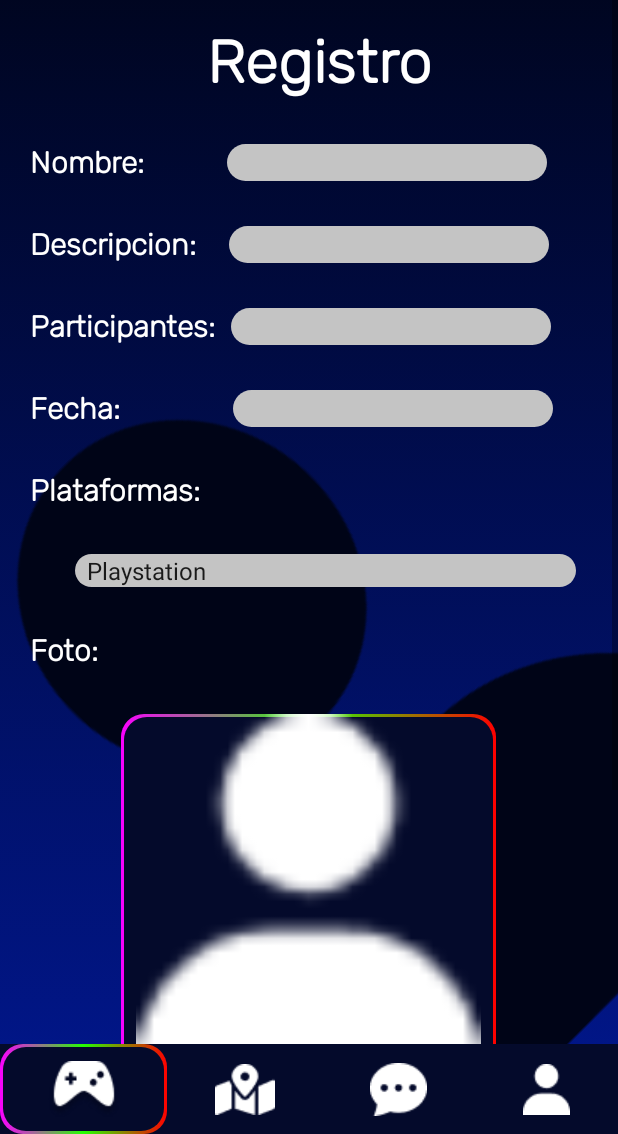
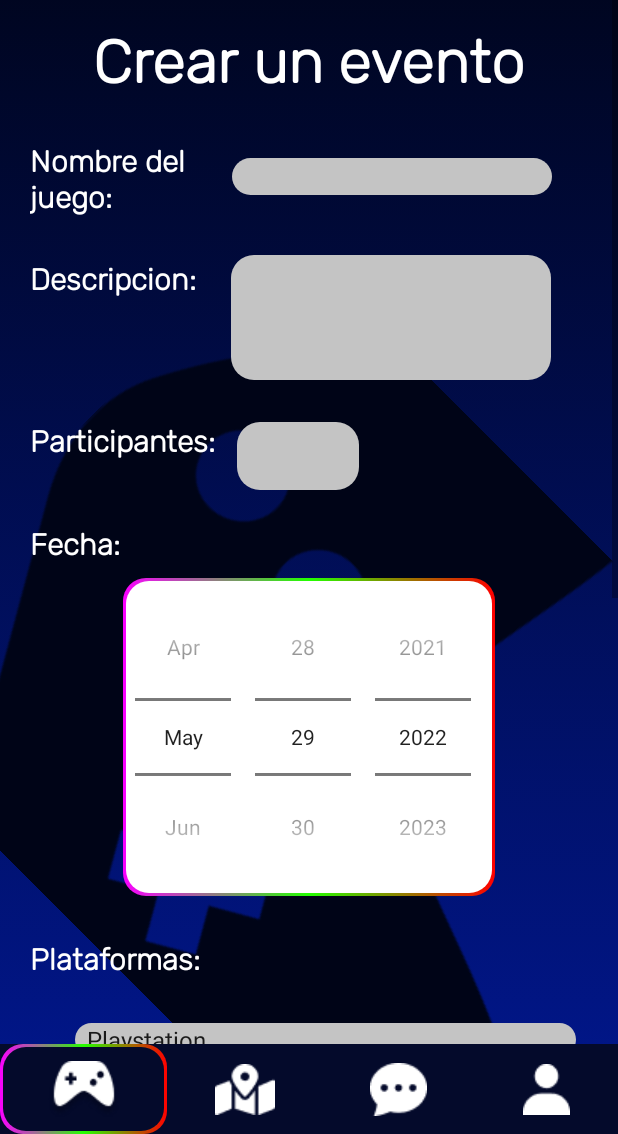
Before and after one commit to IntroCompuMovil202210J/Saturn, an Android app: the CrearEventoActivity screen opened directly, with no data from a screen before it, on a phone screen of 412 x 824 dp, the part 102-1236 px from its top. Run offline under Robolectric (Android 15) with nearby library versions, the phone set to English and light mode, and no system bars; our stand-ins replace Firebase (no records; nobody signed in at launch, a user with empty details on screens opened directly).

Commit message:
Creacion de eventos

```diff
--- a/app/src/main/java/com/example/saturn/CrearEventoActivity.kt
+++ b/app/src/main/java/com/example/saturn/CrearEventoActivity.kt
@@ -1,21 +1,71 @@
 package com.example.saturn
 
+import android.app.DatePickerDialog
 import android.content.Intent
+import android.net.Uri
 import androidx.appcompat.app.AppCompatActivity
 import android.os.Bundle
-import android.widget.Button
-import android.widget.ImageButton
+import android.widget.*
+import com.google.firebase.auth.FirebaseAuth
+import com.google.firebase.auth.FirebaseUser
+import com.google.firebase.auth.UserProfileChangeRequest
+import com.google.firebase.database.DatabaseReference
+import com.google.firebase.database.FirebaseDatabase
+import com.google.firebase.storage.FirebaseStorage
+import com.google.firebase.storage.StorageReference
+import kotlinx.android.synthetic.main.activity_evento.*
+import java.util.*
 
 class CrearEventoActivity : AppCompatActivity() {
+
+    private val PATH_USERS:String ="users/"
+    private val PATH_IMGES:String ="images/profile/"
+    private lateinit var mStorageRef : StorageReference
+    private lateinit var storage: FirebaseStorage
+    private lateinit var database : FirebaseDatabase
+    private lateinit var myRef : DatabaseReference
+    private lateinit var mAuth : FirebaseAuth
+    private lateinit var imageUri: Uri
+
+
+    private lateinit var nameGame:TextView
+    private lateinit var description :TextView
+    private lateinit var participants :TextView
+    private lateinit var date : String
+    private lateinit var plataform : Spinner
+    private lateinit var btnBuscarImg: Button
+    private lateinit var btnCrear:Button
+
+
+    private lateinit var month: String
+    private lateinit var day: String
+    private lateinit var year: String
+    private lateinit var datePicker : DatePicker
+    private val today = Calendar.getInstance()
+
+
     override fun onCreate(savedInstanceState: Bundle?) {
         super.onCreate(savedInstanceState)
         setContentView(R.layout.activity_crear_evento)
+
 
         val btnmap = findViewById<ImageButton>(R.id.mapa)
         val btnchats = findViewById<ImageButton>(R.id.chats)
         val btnperfil = findViewById<ImageButton>(R.id.persona)
         val btnhome = findViewById<ImageButton>(R.id.arcade)
+
         var btncancelar = findViewById<Button>(R.id.back)
+
+        datePicker = findViewById(R.id.datePicker)
+        btnCrear = findViewById(R.id.next)
+        btnBuscarImg= findViewById(R.id.buscarIma)
+        plataform =findViewById(R.id.plataformas)
+        participants = findViewById(R.id.editParticipantes)
+        description = findViewById(R.id.editDescripcion)
+        nameGame = findViewById(R.id.editNombre)
+
+
+        datePickerInitializr()
 
 
         btnhome.setOnClickListener{
@@ -42,5 +92,74 @@ class CrearEventoActivity : AppCompatActivity() {
             var intent = Intent(this, homeActivity::class.java)
             startActivity(intent);
         }
+
     }
+
+    private fun datePickerInitializr(){
+
+        datePicker.init(today.get(Calendar.YEAR), today.get(Calendar.MONTH), today.get(Calendar.DAY_OF_MONTH)
+        ) { view, yearNumber, monthNumber, dayNumber ->
+            var monthNum = monthNumber + 1
+            month = monthNum.toString()
+            day = dayNumber.toString()
+            year=yearNumber.toString()
+        }
+    }
+
+    private fun revizar():Boolean {
+        if (!nameGame.text.isEmpty()) {
+            if (!description.text.isEmpty()) {
+                if (!participants.text.isEmpty() && participants.text != "0") {
+                    if (Integer.parseInt(month) >= today.get(Calendar.MONTH) && Integer.parseInt(day) >= today.get(
+                            Calendar.DAY_OF_MONTH
+                        ) && Integer.parseInt(year) >= today.get(Calendar.YEAR)
+                    ) {
+                        return true
+                    } else {
+                        val toast = Toast.makeText(
+                            this,
+                            "Ingresa una fecha valida por favor",
+                            Toast.LENGTH_SHORT
+                        ).show()
+                    }
+                } else {
+                    participants.error = "Requerido"
+                }
+             } else {
+                description.error = "Requerido"
+            }
+        }else{
+            nameGame.error = "Requerido"
+        }
+        return false
+    }
+
+
+    private fun registrarEvento(){
+
+
+        var user : FirebaseUser? = mAuth.currentUser
+        if(user!=null){
+            var UserProfileBuilder: UserProfileChangeRequest.Builder = UserProfileChangeRequest.Builder()
+            var mEvento:Evento = Evento()
+
+            mEvento.nombre=nameGame.text.toString()
+            mEvento.descripcion=description.text.toString()
+            mEvento.fecha=date
+            mEvento.participantes=Integer.parseInt(participants.text.toString())
+            mEvento.plataforma = plataform.selectedItem.toString()
+
+            var imageUID:String = UUID.randomUUID().toString()
+
+
+            var ref:StorageReference = mStorageRef.child(PATH_IMGES+imageUID)
+            var imagePath :String =imageUri.path.toString()
+            ref.putFile(imageUri)
+            mEvento.imageUri=imageUID
+
+
+         }
+    }
+
+
 }
--- /dev/null
+++ b/app/src/main/res/drawable/whitebackground.xml
@@ -0,0 +1,29 @@
+<?xml version="1.0" encoding="utf-8"?>
+<layer-list xmlns:android="http://schemas.android.com/apk/res/android" >
+    <item>
+        <shape >
+            <corners android:radius="15dp" />
+            <gradient
+                android:startColor="@color/pink"
+                android:centerColor="@color/green"
+                android:endColor="@color/red"
+                android:type="linear"
+                />
+            <size android:height="24dp"
+                android:width="24dp" />
+        </shape>
+    </item>
+
+    <item
+
+        android:bottom="2dp"
+        android:left="2dp"
+        android:right="2dp"
+        android:top="2dp">
+        <shape>
+            <corners android:radius="15dp" />
+            <solid android:color="@color/white" />
+        </shape>
+    </item>
+
+</layer-list>
--- a/app/src/main/res/layout/activity_crear_evento.xml
+++ b/app/src/main/res/layout/activity_crear_evento.xml
@@ -13,7 +13,7 @@
         android:layout_height="531dp"
         android:layout_gravity="bottom"
         android:rotation="-45"
-        app:srcCompat="@drawable/vector" />
+        app:srcCompat="@drawable/control_rotado" />
 
     <ScrollView
         android:layout_width="match_parent"
@@ -41,25 +41,24 @@
                 android:layout_width="wrap_content"
                 android:layout_height="wrap_content"
                 android:layout_below="@id/marca"
-                android:layout_alignParentEnd="true"
+                android:layout_centerHorizontal="true"
                 android:layout_marginTop="17dp"
-                android:layout_marginEnd="125dp"
                 android:fontFamily="@font/rubik_variable_wght"
                 android:gravity="center"
-                android:text="@string/registro"
+                android:text="@string/crear_un_evento"
                 android:textColor="@color/white"
                 android:textSize="40sp"
                 android:textStyle="bold" />
 
             <TextView
                 android:id="@+id/laNombre"
-                android:layout_width="wrap_content"
-                android:layout_height="wrap_content"
+                android:layout_width="113dp"
+                android:layout_height="48dp"
                 android:layout_below="@id/registro"
                 android:layout_marginStart="20dp"
                 android:layout_marginTop="30dp"
                 android:fontFamily="@font/rubik_variable_wght"
-                android:text="@string/nombre"
+                android:text="@string/Nombre_del_juego"
                 android:textColor="@color/white"
                 android:textSize="20sp"
                 android:textStyle="bold" />
@@ -83,7 +82,7 @@
                 android:layout_height="wrap_content"
                 android:layout_below="@id/laDescripcion"
                 android:layout_marginStart="20dp"
-                android:layout_marginTop="30dp"
+                android:layout_marginTop="83dp"
                 android:fontFamily="@font/rubik_variable_wght"
                 android:text="@string/participantes"
                 android:textColor="@color/white"
@@ -96,7 +95,7 @@
                 android:layout_height="wrap_content"
                 android:layout_below="@id/laParticipantes"
                 android:layout_marginStart="20dp"
-                android:layout_marginTop="30dp"
+                android:layout_marginTop="44dp"
                 android:fontFamily="@font/rubik_variable_wght"
                 android:text="@string/fecha"
                 android:textColor="@color/white"
@@ -107,7 +106,7 @@
                 android:id="@+id/laPlataformas"
                 android:layout_width="wrap_content"
                 android:layout_height="wrap_content"
-                android:layout_below="@id/laFecha"
+                android:layout_below="@id/datePicker"
                 android:layout_marginStart="20dp"
                 android:layout_marginTop="30dp"
                 android:fontFamily="@font/rubik_variable_wght"
@@ -121,8 +120,8 @@
                 android:layout_width="wrap_content"
                 android:layout_height="wrap_content"
                 android:layout_below="@id/registro"
-                android:layout_marginStart="55dp"
-                android:layout_marginTop="30dp"
+                android:layout_marginStart="21dp"
+                android:layout_marginTop="39dp"
                 android:layout_toEndOf="@id/laNombre"
                 android:background="@drawable/normalradius"
                 android:ems="10"
@@ -131,37 +130,38 @@
             <EditText
                 android:id="@+id/editDescripcion"
                 android:layout_width="wrap_content"
-                android:layout_height="wrap_content"
+                android:layout_height="83dp"
                 android:layout_below="@id/editNombre"
-                android:layout_marginStart="22dp"
-                android:layout_marginTop="30dp"
+                android:layout_marginStart="23dp"
+                android:layout_marginTop="40dp"
                 android:layout_toEndOf="@id/laDescripcion"
                 android:background="@drawable/normalradius"
                 android:ems="10" />
 
             <EditText
                 android:id="@+id/editParticipantes"
-                android:layout_width="wrap_content"
-                android:layout_height="wrap_content"
+                android:layout_width="81dp"
+                android:layout_height="45dp"
                 android:layout_below="@id/editDescripcion"
-                android:layout_marginStart="10dp"
-                android:layout_marginTop="30dp"
+                android:layout_marginStart="14dp"
+                android:layout_marginTop="28dp"
                 android:layout_toEndOf="@id/laParticipantes"
                 android:background="@drawable/normalradius"
                 android:ems="10"
                 android:inputType="number" />
 
-            <EditText
-                android:id="@+id/editNick"
+
+            <DatePicker
+                android:id="@+id/datePicker"
                 android:layout_width="wrap_content"
                 android:layout_height="wrap_content"
-                android:layout_below="@id/editParticipantes"
-                android:layout_marginStart="75dp"
-                android:layout_marginTop="30dp"
-                android:layout_toEndOf="@id/laFecha"
-                android:background="@drawable/normalradius"
-                android:ems="10"
-                android:inputType="textPersonName" />
+                android:layout_below="@+id/laFecha"
+                android:layout_centerHorizontal="true"
+                android:layout_marginTop="10dp"
+                android:background="@drawable/whitebackground"
+                android:calendarTextColor="@color/white"
+                android:calendarViewShown="false"
+                android:datePickerMode="spinner" />
 
             <Spinner
                 android:id="@+id/plataformas"
@@ -178,7 +178,6 @@
                 android:layout_width="200dp"
                 android:layout_height="wrap_content"
                 android:layout_below="@id/buscarIma"
-                android:layout_alignParentEnd="true"
                 android:layout_centerHorizontal="true"
                 android:layout_marginTop="43dp"
                 android:layout_marginEnd="98dp"
--- a/app/src/main/res/values/strings.xml
+++ b/app/src/main/res/values/strings.xml
@@ -28,4 +28,7 @@
 
     <string name="hello_first_fragment">Hello first fragment</string>
     <string name="hello_second_fragment">Hello second fragment. Arg: %1$s</string>
+    <string name="crear_un_evento">Crear un evento</string>
+    <string name="Nombre_del_juego">Nombre del juego:</string>
+    <string name="Crear_sesion">01 JAN 2022</string>
 </resources>
```
Also changed, not shown: app/src/main/java/com/example/saturn/Evento.kt (+11 -5 lines).
